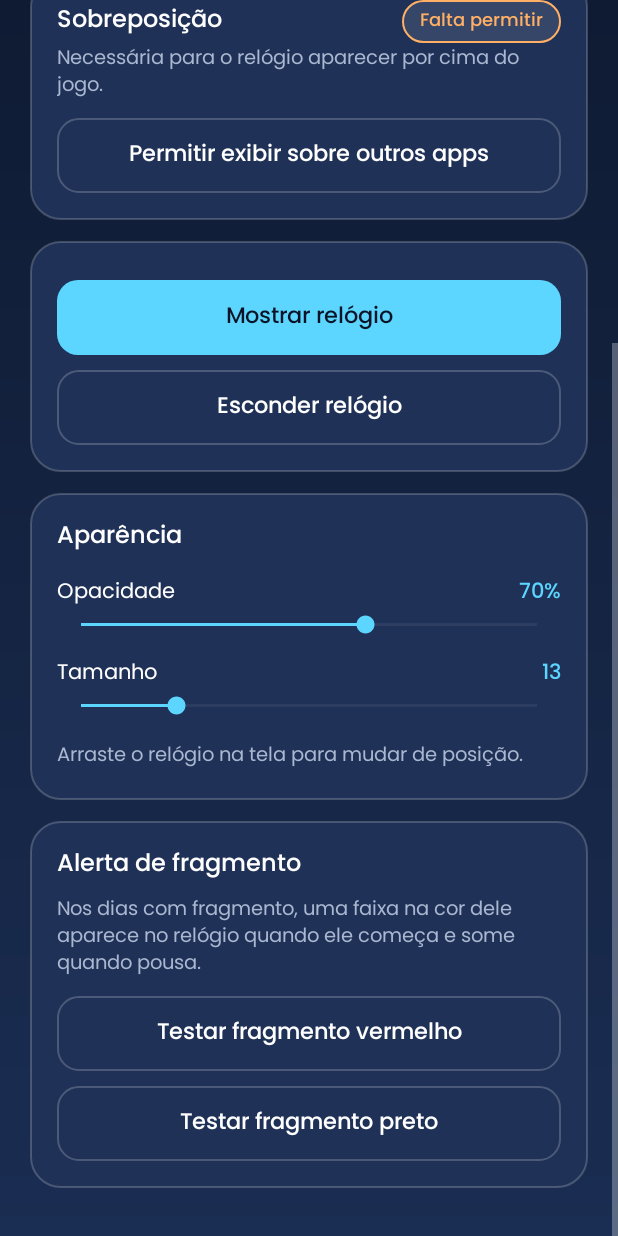
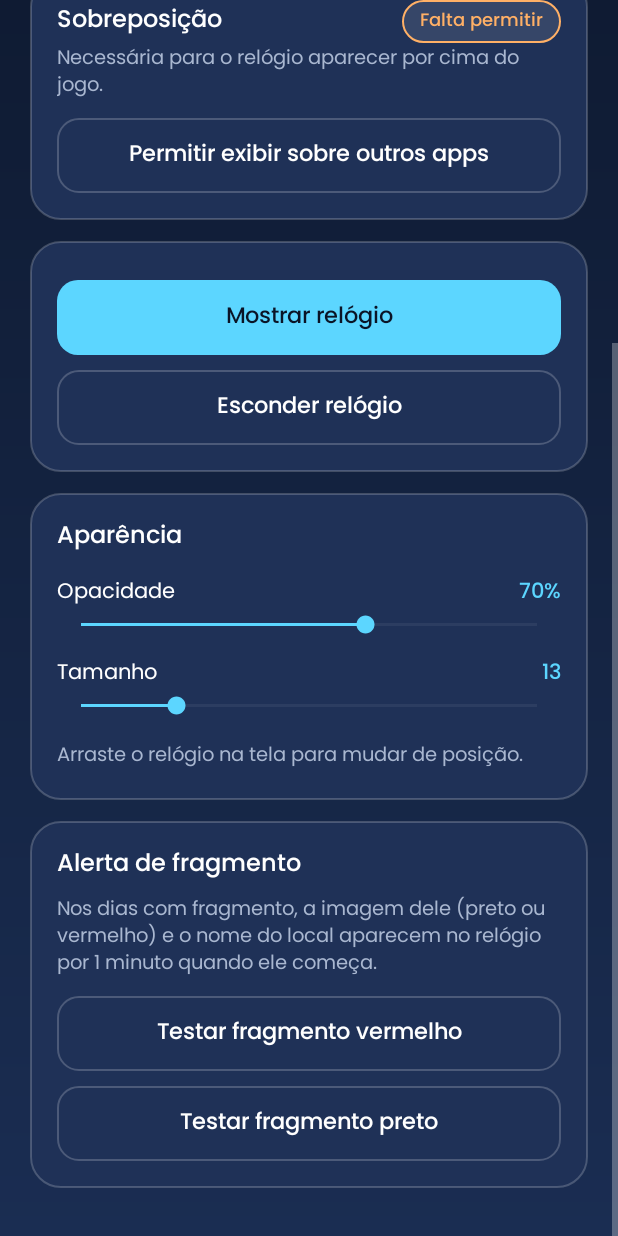
Before and after one commit to llWesll/Sky-Clock, an Android app: the screen it shows after launch (MainActivity), scrolled down 316 dp, on a phone screen of 412 x 824 dp. Run offline under Robolectric (Android 15) with nearby library versions, the phone set to English and light mode, and no system bars.

Commit message:
Add files via upload

```diff
--- a/app/src/main/java/com/skyoverlay/app/ClockCardView.kt
+++ b/app/src/main/java/com/skyoverlay/app/ClockCardView.kt
@@ -7,7 +7,9 @@ import android.graphics.Paint
 import android.graphics.drawable.GradientDrawable
 import android.view.Gravity
 import android.view.View
+import android.util.TypedValue
 import android.view.ViewGroup
+import android.widget.ImageView
 import android.widget.LinearLayout
 import android.widget.TextView
 import java.time.ZoneId
@@ -53,6 +55,8 @@ class ClockCardView(ctx: Context) : LinearLayout(ctx) {
     private val time = TextView(ctx)
     private val bar = BarView(ctx)
     private val sub = TextView(ctx)
+    private val alertBox = LinearLayout(ctx)   // faixa do alerta: imagem do fragmento + nome do local
+    private val alertImg = ImageView(ctx)
     private val alertTv = TextView(ctx)
     private var alertKind: ShardKind? = null
     private var scale = -1f
@@ -62,6 +66,10 @@ class ClockCardView(ctx: Context) : LinearLayout(ctx) {
     private val fmt = DateTimeFormatter.ofPattern("HH:mm")
 
     private fun d(v: Float) = context.dp(v)
+
+    /** Tamanho de texto em dp (sem depender da escala de fonte do sistema), para acompanhar o resto do card. */
+    private fun TextView.size(dpValue: Float) =
+        setTextSize(TypedValue.COMPLEX_UNIT_PX, dpValue * context.resources.displayMetrics.density)
 
     init {
         orientation = LinearLayout.VERTICAL
@@ -87,9 +95,17 @@ class ClockCardView(ctx: Context) : LinearLayout(ctx) {
         sub.setTextColor(Palette.DIM)
         alertTv.typeface = fonts.poppinsMedium
         alertTv.setTextColor(Color.WHITE)
-        alertTv.gravity = Gravity.CENTER
-        alertTv.letterSpacing = 0.06f
-        alertTv.visibility = View.GONE
+        alertTv.gravity = Gravity.START or Gravity.CENTER_VERTICAL
+        alertTv.maxLines = 2
+        alertImg.scaleType = ImageView.ScaleType.FIT_CENTER
+        alertBox.orientation = LinearLayout.HORIZONTAL
+        alertBox.gravity = Gravity.CENTER_VERTICAL
+        alertBox.visibility = View.GONE
+        alertBox.addView(alertImg)
+        alertBox.addView(alertTv)
+
+        // uma linha so: sem quebra, nada fica cortado nem empurra o card
+        listOf(label, name, time, sub).forEach { it.isSingleLine = true }
 
         info.orientation = LinearLayout.VERTICAL
         info.gravity = Gravity.CENTER_VERTICAL
@@ -102,7 +118,7 @@ class ClockCardView(ctx: Context) : LinearLayout(ctx) {
         body.addView(info)
 
         // retangular: faixa de alerta em cima, tempo + info lado a lado, barra embaixo
-        addView(alertTv)
+        addView(alertBox)
         addView(body)
         addView(bar)
 
@@ -128,48 +144,55 @@ class ClockCardView(ctx: Context) : LinearLayout(ctx) {
         val wrap = ViewGroup.LayoutParams.WRAP_CONTENT
         val match = ViewGroup.LayoutParams.MATCH_PARENT
 
-        alertTv.textSize = 12f * s
-        alertTv.setPadding(d(10f * s), d(6f * s), d(10f * s), d(6f * s))
-        alertTv.layoutParams = LinearLayout.LayoutParams(match, wrap).apply { bottomMargin = d(10f * s) }
+        alertBox.setPadding(d(10f * s), d(6f * s), d(10f * s), d(6f * s))
+        alertBox.layoutParams = LinearLayout.LayoutParams(match, wrap).apply { bottomMargin = d(10f * s) }
+        alertImg.layoutParams = LinearLayout.LayoutParams(d(32f * s), d(32f * s)).apply { marginEnd = d(10f * s) }
+        alertTv.size(13f * s)
+        alertTv.layoutParams = LinearLayout.LayoutParams(0, wrap, 1f)   // largura 0 + peso: nunca alarga o card
         alertKind = null   // refaz o fundo do alerta com o novo tamanho no proximo update()
 
         dot.layoutParams = LinearLayout.LayoutParams(d(8f * s), d(8f * s)).apply { marginEnd = d(8f * s) }
-        label.textSize = 10f * s
-        name.textSize = 15f * s
+        label.size(10f * s)
+        name.size(15f * s)
         name.layoutParams = LinearLayout.LayoutParams(wrap, wrap).apply { marginStart = d(8f * s) }
-        time.textSize = 34f * s
-        time.minWidth = d(126f * s)            // cabe "0:00:00": a largura do card nao pula
+        time.size(34f * s)
+        time.minWidth = Math.ceil(time.paint.measureText("0:00:00").toDouble()).toInt()   // largura real do texto: nao corta e o card nao pula
         time.layoutParams = LinearLayout.LayoutParams(wrap, wrap)
         info.layoutParams = LinearLayout.LayoutParams(wrap, wrap).apply { marginStart = d(14f * s) }
         body.layoutParams = LinearLayout.LayoutParams(match, wrap)
         bar.layoutParams = LinearLayout.LayoutParams(match, d(4f * s)).apply { topMargin = d(10f * s) }
-        sub.textSize = 11f * s
+        sub.size(11f * s)
         sub.layoutParams = LinearLayout.LayoutParams(wrap, wrap).apply { topMargin = d(2f * s) }
     }
 
-    /** Faixa na cor do fragmento (vermelho ou preto) enquanto ele esta caindo. */
+    /** Faixa com a imagem do fragmento (preto ou vermelho) + nome do local, por no maximo 1 minuto. */
     private fun updateAlert() {
         val now = ZonedDateTime.now(Events.SKY_ZONE)
         val forced = forcedAlert
-        if (forced != null && forced.secondsToLand(now) <= 0) forcedAlert = null
+        if (forced != null && forced.elapsedSec(now) >= Shards.ALERT_SEC) forcedAlert = null
         val a = forcedAlert ?: Shards.alert(now)
 
         if (a == null) {
-            alertTv.visibility = View.GONE
+            alertBox.visibility = View.GONE
             alertKind = null
             return
         }
         if (alertKind != a.kind) {
             alertKind = a.kind
-            alertTv.background = when (a.kind) {
-                ShardKind.RED -> context.rounded(Palette.SHARD_RED, 12f * scale, Color.parseColor("#66FFFFFF"), 1f)
-                // preto puro some no fundo escuro: borda clara para continuar visivel
-                ShardKind.BLACK -> context.rounded(Palette.SHARD_BLACK, 12f * scale, Color.parseColor("#B3FFFFFF"), 1f)
+            when (a.kind) {
+                ShardKind.RED -> {
+                    alertImg.setImageResource(R.drawable.shard_red)
+                    alertBox.background = context.rounded(Palette.SHARD_RED, 12f * scale, Color.parseColor("#66FFFFFF"), 1f)
+                }
+                ShardKind.BLACK -> {
+                    alertImg.setImageResource(R.drawable.shard_black)
+                    // preto puro some no fundo escuro: borda clara para continuar visivel
+                    alertBox.background = context.rounded(Palette.SHARD_BLACK, 12f * scale, Color.parseColor("#B3FFFFFF"), 1f)
+                }
             }
         }
-        val where = if (a.place.isNotEmpty()) "\n${a.place}" else ""
-        alertTv.text = "FRAGMENTO ${a.kind.label.uppercase()} · pousa em ${clock(a.secondsToLand(now))}$where"
-        alertTv.visibility = View.VISIBLE
+        alertTv.text = a.place.ifEmpty { a.kind.label }
+        alertBox.visibility = View.VISIBLE
     }
 
     fun update() {
--- a/app/src/main/java/com/skyoverlay/app/MainActivity.kt
+++ b/app/src/main/java/com/skyoverlay/app/MainActivity.kt
@@ -186,7 +186,7 @@ class MainActivity : Activity() {
         val shard = card()
         shard.addView(tv("Alerta de fragmento", 16f, Palette.TEXT, fonts.poppinsMedium))
         shard.addView(tv(
-            "Nos dias com fragmento, uma faixa na cor dele aparece no relógio quando ele começa e some quando pousa.",
+            "Nos dias com fragmento, a imagem dele (preto ou vermelho) e o nome do local aparecem no relógio por 1 minuto quando ele começa.",
             13f, Palette.DIM, fonts.poppins
         ).apply { layoutParams = LinearLayout.LayoutParams(wrap, wrap).apply { topMargin = dp(6f) } })
         shard.addView(pillButton("Testar fragmento vermelho", fonts, false) {
--- a/app/src/main/java/com/skyoverlay/app/Shards.kt
+++ b/app/src/main/java/com/skyoverlay/app/Shards.kt
@@ -29,6 +29,9 @@ data class ShardDay(
 object Shards {
     /** O fragmento aparece no portal e "pousa" 8min40s depois; o alerta dura esse tempo. */
     const val LAND_SEC = 8 * 60 + 40L
+
+    /** O alerta no relogio aparece so por este tempo (1 minuto) a partir do inicio do fragmento. */
+    const val ALERT_SEC = 60L
 
     /** O reino muda a cada dia do mes, nesta ordem, recomecando no dia 1 (e de novo apos o 5). */
     val REALMS = listOf("Campina", "Floresta", "Vale", "Sertão", "Relicário")
@@ -65,16 +68,19 @@ object Shards {
     /** Fragmento que comecou e ainda nao pousou. */
     data class Alert(val kind: ShardKind, val start: ZonedDateTime, val place: String = "") {
         fun secondsToLand(now: ZonedDateTime = ZonedDateTime.now(Events.SKY_ZONE)): Long =
-            LAND_SEC - Duration.between(start, now).seconds
+            LAND_SEC - elapsedSec(now)
+
+        fun elapsedSec(now: ZonedDateTime = ZonedDateTime.now(Events.SKY_ZONE)): Long =
+            Duration.between(start, now).seconds
     }
 
-    /** Alerta ativo agora (do inicio ate o pouso), ou null. */
+    /** Alerta ativo agora (so no 1o minuto depois que o fragmento aparece), ou null. */
     fun alert(now: ZonedDateTime = ZonedDateTime.now(Events.SKY_ZONE)): Alert? {
         val date = now.withZoneSameInstant(Events.SKY_ZONE).toLocalDate()
         val day = forDate(date) ?: return null
         val realmIdx = (date.dayOfMonth - 1) % REALMS.size
         val start = starts(date).firstOrNull {
-            !now.isBefore(it) && now.isBefore(it.plusSeconds(LAND_SEC))
+            !now.isBefore(it) && now.isBefore(it.plusSeconds(ALERT_SEC))
         } ?: return null
         return Alert(day.kind, start, day.places[realmIdx])
     }
```
Also changed, not shown: app/src/main/res/drawable-nodpi/shard_black.webp (added), app/src/main/res/drawable-nodpi/shard_red.webp (added).
